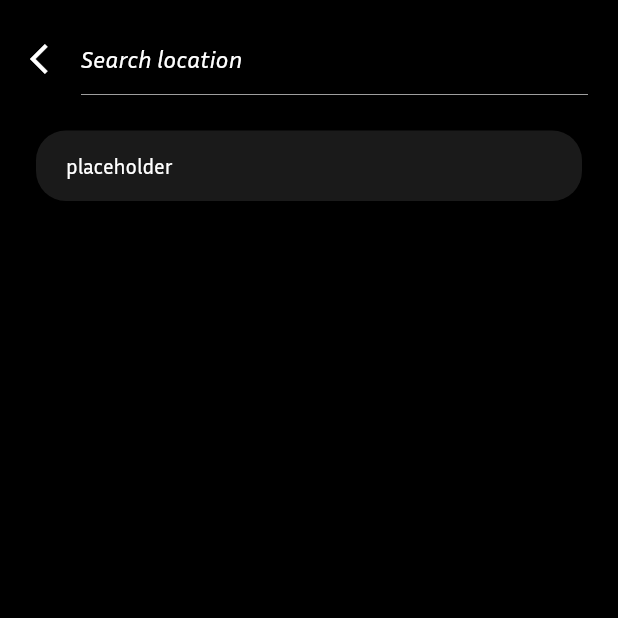
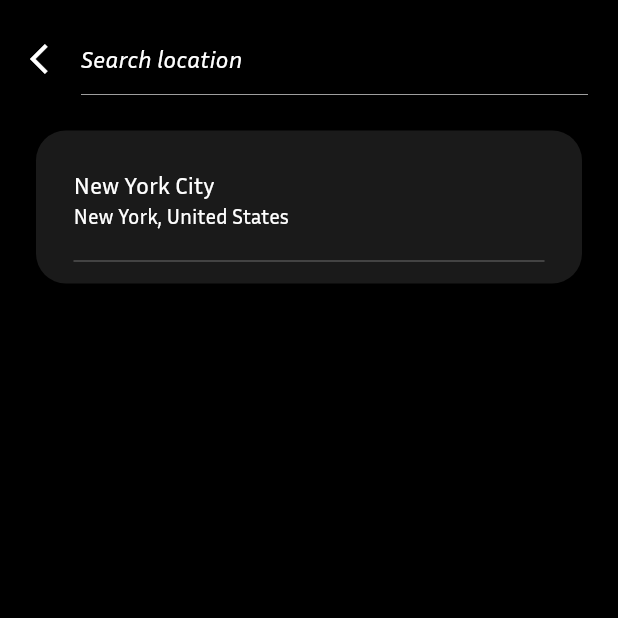
Before and after one commit to Melvin-Jovano/mobile-uas, a Flutter app: the AddLocations screen opened directly, on a phone screen of 412 x 824 dp, the top half of it. Run offline on Flutter 3.47's test engine with Material 2 defaults, Android fonts, the phone set to English and light mode, and no system bars; our stand-ins replace flutter_svg.

Commit message:
feat: add location

```diff
--- a/lib/pages/add_locations.dart
+++ b/lib/pages/add_locations.dart
@@ -23,8 +23,10 @@ class _AddLocationsState extends State<AddLocations> {
               vertical: 15,
               horizontal: 20
             ),
-            child: ListView(
-              children: const [
+            child: Column(
+              children: [
+                const Column(
+                  children: [
                     Row(
                       children: [
                         Icon(Icons.arrow_back_ios, color: Colors.white,),
@@ -50,7 +52,11 @@ class _AddLocationsState extends State<AddLocations> {
                       ]
                     ),
                     SizedBox(height: 20,),
-
+                  ],
+                ),
+                Expanded(
+                  child: ListView(
+                    children: const [
                       Card(
                         shape: RoundedRectangleBorder(
                           borderRadius: BorderRadius.all(Radius.circular(20))
@@ -58,12 +64,28 @@ class _AddLocationsState extends State<AddLocations> {
                         color: Colors.white10,
                         child: Padding(
                           padding: EdgeInsets.symmetric(
-                      vertical: 15,
-                      horizontal: 20
+                            vertical: 10,
+                            horizontal: 25
                           ),
-                    child: Text('placeholder'),
+                          child: Column(
+                            children: [
+                              Column(
+                                children: [
+                                  ListTile(
+                                    contentPadding: EdgeInsets.zero,
+                                    title: Text('New York City'),
+                                    subtitle: Text('New York, United States'),
+                                  ),
+                                  Divider(color: Colors.white24, thickness: 1, height: 10,),
+                                ],
+                              ),
+                            ],
+                          ),
                         ),
                       )
+                    ],
+                  ),
+                ),
               ],
             ),
           ),
--- a/pubspec.yaml
+++ b/pubspec.yaml
@@ -13,6 +13,7 @@ dependencies:
   intl: ^0.18.1
   flutter_svg: ^2.0.7
   shared_preferences: ^2.2.0
+  dio: ^5.2.1+1
 
 dev_dependencies:
   flutter_test:
```
Also changed, not shown: pubspec.lock. Lines whose indentation alone changed are shown as unchanged.
